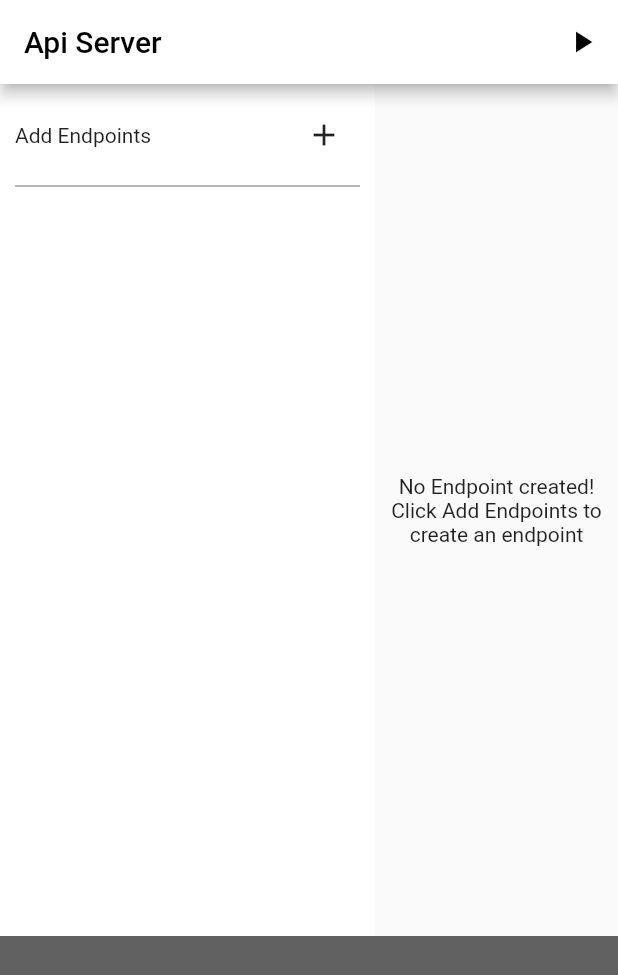
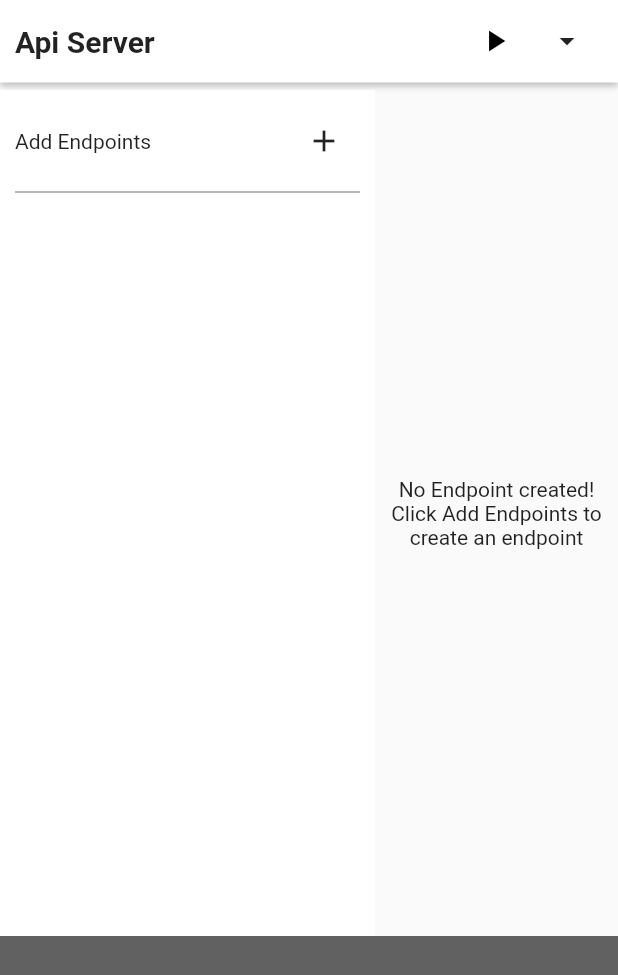
Before and after one commit to AnthonyAniobi/Api_Server, a Flutter app: the screen it shows after launch, on a phone screen of 412 x 824 dp. Shown: the top 975 px of the screen. Run offline on Flutter 3.47's test engine with Material 2 defaults, Android fonts, the phone set to English and light mode, and no system bars; missing offline and left inert: code_editor, json_editor.

Commit message:
Appbar ui
created appbar with run button and the dropdown popup menu for other options

```diff
--- a/lib/screens/homepage/homepage.dart
+++ b/lib/screens/homepage/homepage.dart
@@ -3,6 +3,7 @@ import 'dart:convert';
 import 'package:api_server/models/api_endpoint.dart';
 import 'package:api_server/screens/homepage/widgets/endpointWidget.dart';
 import 'package:api_server/screens/homepage/widgets/json_editor.dart';
+import 'package:api_server/screens/homepage/widgets/topAppBar.dart';
 import 'package:flutter/material.dart';
 
 class Homepage extends StatelessWidget {
@@ -15,25 +16,9 @@ class Homepage extends StatelessWidget {
   @override
   Widget build(BuildContext context) {
     return Scaffold(
-      appBar: AppBar(
-        backgroundColor: Colors.white,
-        title: const Text(
-          'Api Server',
-          style: TextStyle(
-            color: Colors.black,
-          ),
-        ),
-        actions: [
-          IconButton(
-              onPressed: () {},
-              icon: const Icon(
-                Icons.play_arrow,
-                color: Colors.black,
-              ))
-        ],
-      ),
       body: Column(
         children: [
+          TopAppBar(),
           Expanded(
             child: Row(
               children: [
--- /dev/null
+++ b/lib/screens/homepage/widgets/topAppBar.dart
@@ -0,0 +1,57 @@
+import 'package:flutter/material.dart';
+
+class TopAppBar extends StatelessWidget {
+  const TopAppBar({super.key});
+
+  @override
+  Widget build(BuildContext context) {
+    return Container(
+      width: MediaQuery.of(context).size.width,
+      height: 55,
+      alignment: Alignment.center,
+      margin: const EdgeInsets.only(bottom: 5),
+      decoration: BoxDecoration(color: Colors.white, boxShadow: [
+        BoxShadow(
+          offset: const Offset(0, 2),
+          blurRadius: 3,
+          color: Colors.grey.shade400,
+        )
+      ]),
+      child: Padding(
+        padding: const EdgeInsets.symmetric(horizontal: 10),
+        child: Row(
+          mainAxisAlignment: MainAxisAlignment.spaceBetween,
+          children: [
+            const Text(
+              'Api Server',
+              style: TextStyle(fontSize: 20, fontWeight: FontWeight.bold),
+            ),
+            Row(
+              children: [
+                Tooltip(
+                  message: 'run server',
+                  child: IconButton(
+                      onPressed: () {},
+                      icon: const Icon(
+                        Icons.play_arrow,
+                        color: Colors.black,
+                      )),
+                ),
+                PopupMenuButton(
+                  tooltip: 'other options',
+                  icon: Icon(Icons.arrow_drop_down_sharp),
+                  onSelected: (value) {},
+                  itemBuilder: ((context) => [
+                        PopupMenuItem(value: '1', child: Text('Howdy')),
+                        PopupMenuItem(value: '2', child: Text('Howdy')),
+                        PopupMenuItem(value: '3', child: Text('Howdy')),
+                      ]),
+                ),
+              ],
+            )
+          ],
+        ),
+      ),
+    );
+  }
+}
```
